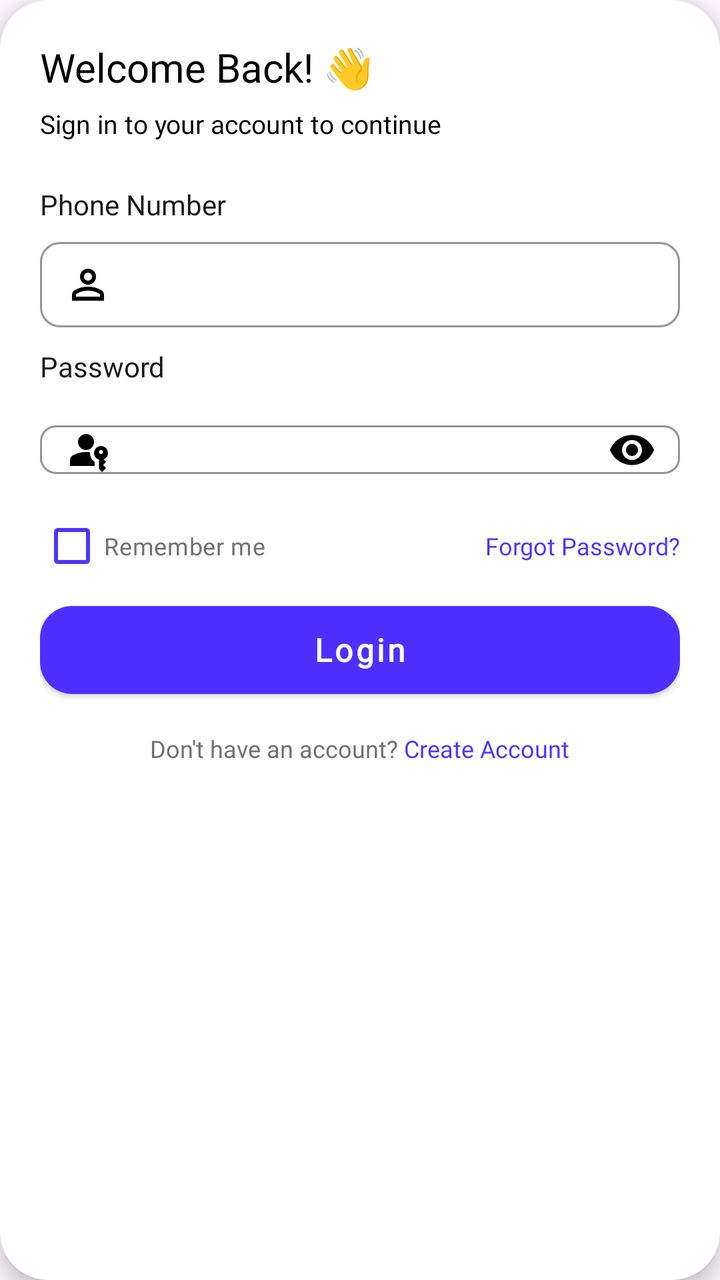
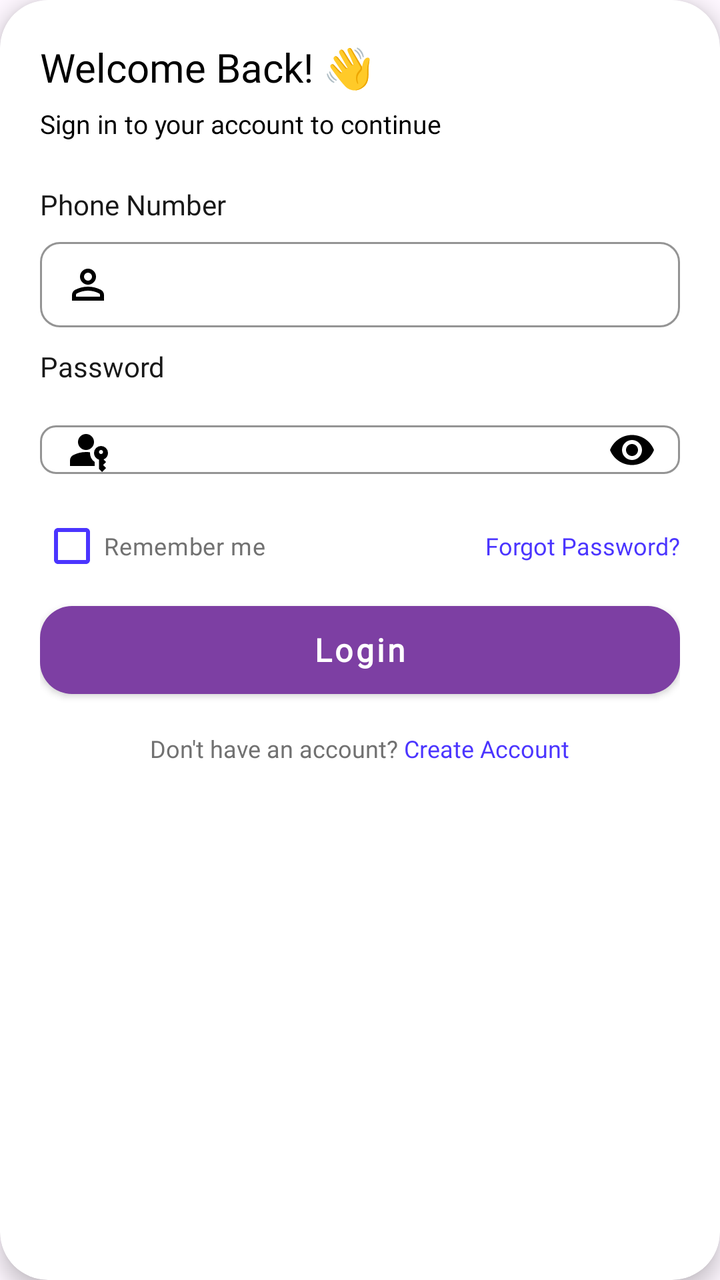

The first picture is an Android layout as it rendered before a commit; the second is the same layout after the commit. The layout source and the unified diff follow.
<!-- AndroidManifest.xml: application theme Theme.MasterDashboard -->
<!-- res/layout/item_login_screen.xml -->
<?xml version="1.0" encoding="utf-8"?>
<com.google.android.material.card.MaterialCardView xmlns:android="http://schemas.android.com/apk/res/android"
    xmlns:app="http://schemas.android.com/apk/res-auto"
    android:layout_width="match_parent"
    android:layout_height="wrap_content"
    android:layout_margin="10dp"
    android:layout_gravity="center_horizontal"
    android:backgroundTint="@android:color/white"
    app:cardCornerRadius="24dp"
    app:cardElevation="6dp"
    app:strokeWidth="0dp">

    <LinearLayout
        android:layout_width="match_parent"
        android:layout_height="wrap_content"
        android:orientation="vertical"
        android:padding="20dp">

        
        <TextView
            android:layout_width="wrap_content"
            android:layout_height="wrap_content"
            android:text="Welcome Back! 👋"
            style="@style/TextAppearance.MyApp.ToolbarTitle" />

        <TextView
            android:layout_width="wrap_content"
            android:layout_height="wrap_content"
            android:layout_marginTop="6dp"
            android:text="Sign in to your account to continue"
            style="@style/TextAppearance.MyApp.Subtitle" />

        
        <TextView
            android:layout_width="wrap_content"
            android:layout_height="wrap_content"
            android:layout_marginTop="22dp"
            android:text="Phone Number"
            style="@style/TextAppearance.MyApp.TitleSmall" />

        <com.google.android.material.textfield.TextInputLayout
            style="@style/Widget.MaterialComponents.TextInputLayout.OutlinedBox"
            android:layout_width="match_parent"
            android:layout_height="48dp"
            android:layout_marginTop="4dp"
            app:boxBackgroundMode="outline"
            app:boxCornerRadiusTopStart="10dp"
            app:boxCornerRadiusTopEnd="10dp"
            app:boxCornerRadiusBottomStart="10dp"
            app:boxCornerRadiusBottomEnd="10dp"
            app:boxStrokeWidth="1dp"
            app:boxStrokeWidthFocused="1dp"
            app:boxStrokeColor="#E3E5EF"
            app:startIconDrawable="@drawable/ic_person_24dp"
            app:startIconTint="@color/black"
            app:hintTextColor="#8A8FA8">

            <com.google.android.material.textfield.TextInputEditText
                android:id="@+id/login_email_et"
                android:layout_width="match_parent"
                android:layout_height="match_parent"
                android:paddingTop="0dp"
                android:paddingBottom="0dp"
                android:gravity="center_vertical"
                android:textColor="#111111"
                android:textSize="18sp"
                android:background="@null"
                android:inputType="textPersonName" />

        </com.google.android.material.textfield.TextInputLayout>
        
        <TextView
            android:layout_width="wrap_content"
            android:layout_height="wrap_content"
            android:layout_marginTop="10dp"
            android:text="Password"
            style="@style/TextAppearance.MyApp.TitleSmall" />

        
        <com.google.android.material.textfield.TextInputLayout
            style="@style/Widget.MaterialComponents.TextInputLayout.OutlinedBox"
            android:layout_width="match_parent"
            android:layout_height="wrap_content"
            android:layout_marginTop="3dp"
            app:boxBackgroundMode="outline"
            app:boxCornerRadiusTopStart="8dp"
            app:boxCornerRadiusTopEnd="8dp"
            app:boxCornerRadiusBottomStart="8dp"
            app:boxCornerRadiusBottomEnd="8dp"
            app:boxStrokeColor="#E3E5EF"
            app:endIconMode="password_toggle"
            app:startIconTint="@color/black"
            app:endIconTint="@color/black"
            app:startIconDrawable="@drawable/ic_passkey_24dp">

            <com.google.android.material.textfield.TextInputEditText
                android:id="@+id/login_password_et"
                android:layout_width="match_parent"
                android:layout_height="wrap_content"
                android:textColor="#111111"
                android:paddingTop="0dp"
                android:paddingBottom="0dp"
                android:gravity="center_vertical"
                android:textSize="18sp"
                android:textAllCaps="false"
                android:inputType="textPassword" />
        </com.google.android.material.textfield.TextInputLayout>

        
        <LinearLayout
            android:layout_width="match_parent"
            android:layout_height="wrap_content"
            android:gravity="center_vertical"
            android:orientation="horizontal">

            <CheckBox
                android:id="@+id/login_cbRemember"
                android:layout_width="0dp"
                android:layout_height="wrap_content"
                android:layout_weight="1"
                android:buttonTint="#4B35FF"
                android:text="Remember me"
                style="@style/TextAppearance.MyApp.CaptionSmall" />

            <TextView
                android:id="@+id/login_tvForgotPassword"
                android:layout_width="wrap_content"
                android:layout_height="wrap_content"
                android:text="Forgot Password?"
                android:textColor="#4B35FF"
                style="@style/TextAppearance.MyApp.CaptionSmall" />
        </LinearLayout>

        
        <com.google.android.material.button.MaterialButton
            android:id="@+id/login_btn"
            style="@style/Button.MyApp.Large"
            android:layout_width="match_parent"
            android:layout_height="wrap_content"
            android:text="Login"
            app:iconGravity="textStart"
            app:iconPadding="10dp"
            app:iconTint="@android:color/white" />

        
        <LinearLayout
            android:layout_width="wrap_content"
            android:layout_height="wrap_content"
            android:layout_gravity="center_horizontal"
            android:layout_marginTop="13dp"
            android:orientation="horizontal">

            <TextView
                android:layout_width="wrap_content"
                android:layout_height="wrap_content"
                android:text="Don't have an account? "
                style="@style/TextAppearance.MyApp.CaptionSmall" />

            <TextView
                android:id="@+id/login_create_acc_tv"
                android:layout_width="wrap_content"
                android:layout_height="wrap_content"
                android:text="Create Account"
                android:textColor="#4B35FF"
                style="@style/TextAppearance.MyApp.CaptionSmall" />
        </LinearLayout>

    </LinearLayout>

</com.google.android.material.card.MaterialCardView>
<!-- resources referenced by this layout -->
<resources>
  <color name="black">#FF000000</color>
  <!-- drawable ic_passkey_24dp (drawable) -->
  <vector xmlns:android="http://schemas.android.com/apk/res/android"
      android:width="24dp"
      android:height="24dp"
      android:viewportWidth="960"
      android:viewportHeight="960">
    <path
        android:pathData="M120,800v-112q0,-34 17.5,-62.5T184,582q62,-31 126,-46.5T440,520q20,0 40,1.5t40,4.5q-4,58 21,109.5t73,84.5v80L120,800ZM760,920l-60,-60v-186q-44,-13 -72,-49.5T600,540q0,-58 41,-99t99,-41q58,0 99,41t41,99q0,45 -25.5,80T790,670l50,50 -60,60 60,60 -80,80ZM440,480q-66,0 -113,-47t-47,-113q0,-66 47,-113t113,-47q66,0 113,47t47,113q0,66 -47,113t-113,47ZM740,560q17,0 28.5,-11.5T780,520q0,-17 -11.5,-28.5T740,480q-17,0 -28.5,11.5T700,520q0,17 11.5,28.5T740,560Z"
        android:fillColor="@color/black"/>
  </vector>
  <!-- drawable ic_person_24dp (drawable) -->
  <vector xmlns:android="http://schemas.android.com/apk/res/android"
      android:width="24dp"
      android:height="24dp"
      android:viewportWidth="960"
      android:viewportHeight="960">
    <path
        android:pathData="M480,480q-66,0 -113,-47t-47,-113q0,-66 47,-113t113,-47q66,0 113,47t47,113q0,66 -47,113t-113,47ZM160,800v-112q0,-34 17.5,-62.5T224,582q62,-31 126,-46.5T480,520q66,0 130,15.5T736,582q29,15 46.5,43.5T800,688v112L160,800ZM240,720h480v-32q0,-11 -5.5,-20T700,654q-54,-27 -109,-40.5T480,600q-56,0 -111,13.5T260,654q-9,5 -14.5,14t-5.5,20v32ZM480,400q33,0 56.5,-23.5T560,320q0,-33 -23.5,-56.5T480,240q-33,0 -56.5,23.5T400,320q0,33 23.5,56.5T480,400ZM480,320ZM480,720Z"
        android:fillColor="@color/black"/>
  </vector>
  <style name="Button.MyApp.Large">
          <item name="android:textSize">16sp</item>
          <item name="android:minHeight">56dp</item>
          <item name="android:paddingStart">24dp</item>
          <item name="android:paddingEnd">24dp</item>
          <item name="cornerRadius">16dp</item>
      </style>
  <style name="TextAppearance.MyApp.CaptionSmall">
          <item name="android:textSize">12sp</item>
          <item name="android:textColor">#717171</item>
          <item name="android:fontFamily">@font/poppins_regular</item>
      </style>
  <style name="TextAppearance.MyApp.Subtitle">
          <item name="android:textSize">13sp</item>
          <item name="android:textColor">@color/black</item>
          <item name="android:fontFamily">@font/poppins_light</item>
      </style>
  <style name="TextAppearance.MyApp.TitleSmall">
          <item name="android:textSize">14sp</item>
          <item name="android:textColor">#181818</item>
          <item name="android:fontFamily">@font/poppins_semibold</item>
      </style>
  <style name="TextAppearance.MyApp.ToolbarTitle">
          <item name="android:textSize">20sp</item>
          <item name="android:textColor">@color/black</item>
          <item name="android:fontFamily">@font/poppins_semibold</item>
      </style>
  <style name="Theme.MasterDashboard" parent="Base.Theme.MasterDashboard" />
  
  
  
      // For EditText Outline color
  <style name="Base.Theme.MasterDashboard" parent="Theme.Material3.DayNight.NoActionBar">
          
          
      </style>
</resources>

<!-- the commit's change to res/layout/item_login_screen.xml (unified diff, before → after) -->
@@ -56,7 +56,7 @@
             app:hintTextColor="#8A8FA8">
 
             <com.google.android.material.textfield.TextInputEditText
-                android:id="@+id/login_email_et"
+                android:id="@+id/login_Phone_et"
                 android:layout_width="match_parent"
                 android:layout_height="match_parent"
                 android:paddingTop="0dp"
@@ -139,6 +139,7 @@
             android:layout_height="wrap_content"
             android:text="Login"
             app:iconGravity="textStart"
+            app:backgroundTint="@color/purple_gradient_end"
             app:iconPadding="10dp"
             app:iconTint="@android:color/white" />
 
@@ -151,6 +152,7 @@
             android:orientation="horizontal">
 
             <TextView
+                android:id="@+id/login_dont_have_create_acc_tv"
                 android:layout_width="wrap_content"
                 android:layout_height="wrap_content"
                 android:text="Don't have an account? "
<!-- resource entries referenced after the edit -->
@@ -1,6 +1,7 @@
 <!-- resources referenced by this layout -->
 <resources>
   <color name="black">#FF000000</color>
+  <color name="purple_gradient_end">#7D3FA3</color>
   <!-- drawable ic_passkey_24dp (drawable) -->
   <vector xmlns:android="http://schemas.android.com/apk/res/android"
       android:width="24dp"
